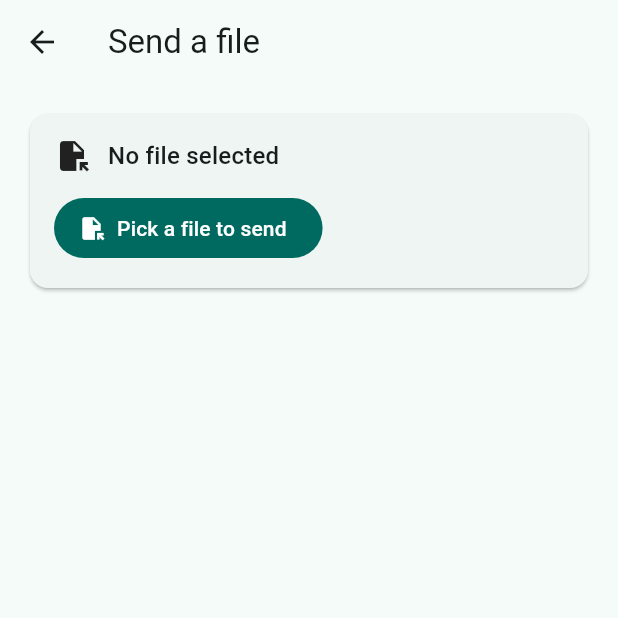
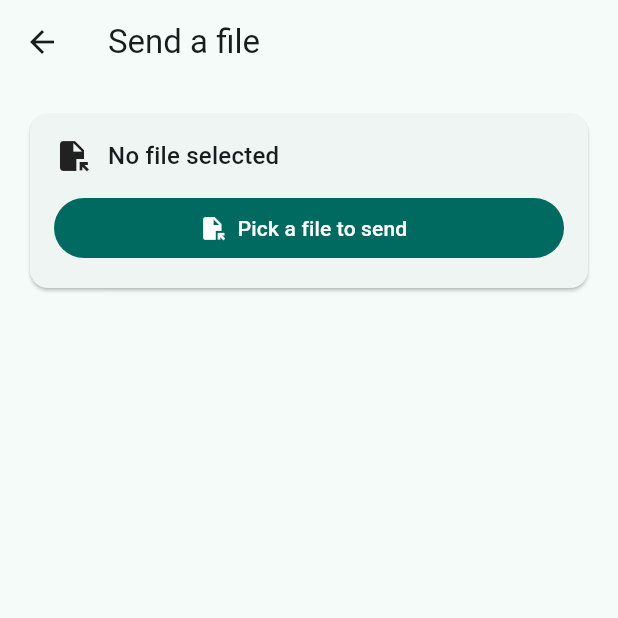
Before and after one commit to rkvilena/zanado, a Flutter app: the screen it shows after launch, after a tap on "Send", on a phone screen of 412 x 824 dp, the top half of it. Run offline on Flutter 3.47's test engine with Material 3 defaults, Android fonts, the phone set to English and light mode, and no system bars; our stand-ins replace file_picker, flutter_riverpod, qr_flutter; missing offline and left inert: mobile_scanner.

Commit message:
MVP 5 Phase 5B-2: applying design language overall

```diff
--- a/lib/features/transfer/home_screen.dart
+++ b/lib/features/transfer/home_screen.dart
@@ -1,5 +1,6 @@
 import 'package:flutter/material.dart';
 
+import '../../shared/visual_tokens.dart';
 import '../storage/storage_debug_screen.dart';
 import 'receiver_screen.dart';
 import 'sender_screen.dart';
@@ -26,7 +27,12 @@ class HomeScreen extends StatelessWidget {
         ],
       ),
       body: Padding(
-        padding: const EdgeInsets.all(24),
+        padding: ZanadoSpacing.screen,
+        child: Center(
+          child: ConstrainedBox(
+            constraints: const BoxConstraints(
+              maxWidth: ZanadoLayout.maxContentWidth,
+            ),
             child: Column(
               mainAxisAlignment: MainAxisAlignment.center,
               crossAxisAlignment: CrossAxisAlignment.stretch,
@@ -39,7 +45,7 @@ class HomeScreen extends StatelessWidget {
                     MaterialPageRoute(builder: (_) => const SenderScreen()),
                   ),
                 ),
-            const SizedBox(height: 16),
+                const SizedBox(height: ZanadoSpacing.l),
                 _ModeCard(
                   icon: Icons.download_rounded,
                   title: 'Receive',
@@ -49,6 +55,8 @@ class HomeScreen extends StatelessWidget {
                   ),
                 ),
               ],
+            ),
+          ),
         ),
       ),
     );
@@ -72,10 +80,10 @@ class _ModeCard extends StatelessWidget {
   Widget build(BuildContext context) {
     return Card(
       child: InkWell(
-        borderRadius: BorderRadius.circular(12),
+        borderRadius: BorderRadius.circular(ZanadoRadius.card),
         onTap: onTap,
         child: Padding(
-          padding: const EdgeInsets.all(24),
+          padding: ZanadoSpacing.card,
           child: Row(
             children: [
               Icon(icon, size: 40, color: Theme.of(context).colorScheme.primary),
--- a/lib/features/transfer/sender_screen.dart
+++ b/lib/features/transfer/sender_screen.dart
@@ -28,18 +28,18 @@ class SenderScreen extends ConsumerWidget {
     return Scaffold(
       appBar: AppBar(title: const Text('Send a file')),
       body: ListView(
-        padding: const EdgeInsets.all(16),
+        padding: ZanadoSpacing.screen,
         children: [
           Card(
             child: Padding(
-              padding: const EdgeInsets.all(16),
+              padding: ZanadoSpacing.card,
               child: Column(
                 crossAxisAlignment: CrossAxisAlignment.start,
                 children: [
                   Row(
                     children: [
                       const Icon(Icons.file_open),
-                      const SizedBox(width: 12),
+                      const SizedBox(width: ZanadoSpacing.m),
                       Expanded(
                         child: Column(
                           crossAxisAlignment: CrossAxisAlignment.start,
@@ -58,44 +58,51 @@ class SenderScreen extends ConsumerWidget {
                       ),
                     ],
                   ),
-                  const SizedBox(height: 12),
-                  FilledButton.icon(
+                  const SizedBox(height: ZanadoSpacing.m),
+                  SizedBox(
+                    width: double.infinity,
+                    child: FilledButton.icon(
                       onPressed: busy || preparing ? null : controller.pickFile,
                       icon: busy || preparing
                           ? const SizedBox(
                               width: 18,
                               height: 18,
-                            child: CircularProgressIndicator(strokeWidth: 2),
+                              child:
+                                  CircularProgressIndicator(strokeWidth: 2),
                             )
                           : const Icon(Icons.file_open),
                       label: Text(state.fileName == null
                           ? 'Pick a file to send'
                           : 'Pick a different file'),
                     ),
+                  ),
                 ],
               ),
             ),
           ),
           if (preparing) ...[
-            const SizedBox(height: 12),
+            const SizedBox(height: ZanadoSpacing.m),
             _PreparingCard(state: state),
           ],
           if (state.fileName != null && !serving && !preparing) ...[
-            const SizedBox(height: 12),
-            FilledButton.icon(
+            const SizedBox(height: ZanadoSpacing.m),
+            SizedBox(
+              width: double.infinity,
+              child: FilledButton.icon(
                 onPressed: busy ? null : controller.startServing,
                 icon: const Icon(Icons.wifi_tethering),
                 label: const Text('Start transfer'),
               ),
+            ),
           ],
           if (serving) ...[
-            const SizedBox(height: 12),
+            const SizedBox(height: ZanadoSpacing.m),
             _QrCodeCard(state: state),
-            const SizedBox(height: 12),
+            const SizedBox(height: ZanadoSpacing.m),
             _ConnectionCodeCard(state: state),
-            const SizedBox(height: 12),
+            const SizedBox(height: ZanadoSpacing.m),
             _ServingStatus(state: state),
-            const SizedBox(height: 12),
+            const SizedBox(height: ZanadoSpacing.m),
             OutlinedButton.icon(
               onPressed: controller.stop,
               icon: const Icon(Icons.cancel_outlined),
@@ -115,7 +122,7 @@ class SenderScreen extends ConsumerWidget {
                   color: ZanadoStatusColors.danger,
                   text: 'Transfer failed — the receiver did not complete it.',
                 ),
-          const SizedBox(height: 12),
+          const SizedBox(height: ZanadoSpacing.m),
           FilledButton.tonalIcon(
             onPressed: controller.stop,
             icon: const Icon(Icons.restart_alt),
@@ -158,21 +165,21 @@ class _PreparingCard extends StatelessWidget {
 
     return Card(
       child: Padding(
-        padding: const EdgeInsets.all(16),
+        padding: ZanadoSpacing.card,
         child: Column(
           crossAxisAlignment: CrossAxisAlignment.start,
           children: [
             Row(
               children: [
                 const Icon(Icons.enhanced_encryption, size: 20),
-                const SizedBox(width: 8),
+                const SizedBox(width: ZanadoSpacing.s),
                 Expanded(
                   child: Text('Preparing file…',
                       style: Theme.of(context).textTheme.titleSmall),
                 ),
               ],
             ),
-            const SizedBox(height: 8),
+            const SizedBox(height: ZanadoSpacing.s),
             Text(
               'Verifying “${state.fileName}” with a checksum before the '
               'transfer starts.',
@@ -213,7 +220,7 @@ class _QrCodeCard extends StatelessWidget {
 
     return Card(
       child: Padding(
-        padding: const EdgeInsets.all(16),
+        padding: ZanadoSpacing.card,
         child: Column(
           crossAxisAlignment: CrossAxisAlignment.stretch,
           children: [
@@ -222,10 +229,10 @@ class _QrCodeCard extends StatelessWidget {
               textAlign: TextAlign.center,
               style: Theme.of(context).textTheme.titleSmall,
             ),
-            const SizedBox(height: 12),
+            const SizedBox(height: ZanadoSpacing.m),
             Center(
               child: Container(
-                padding: const EdgeInsets.all(12),
+                padding: ZanadoSpacing.banner,
                 color: Colors.white,
                 child: QrImageView(
                   data: payload.toUriString(),
@@ -273,7 +280,7 @@ class _ConnectionCodeCard extends StatelessWidget {
 
     return Card(
       child: Padding(
-        padding: const EdgeInsets.all(16),
+        padding: ZanadoSpacing.card,
         child: Column(
           crossAxisAlignment: CrossAxisAlignment.start,
           children: [
@@ -281,7 +288,7 @@ class _ConnectionCodeCard extends StatelessWidget {
               'Enter this code on the receiving device:',
               style: Theme.of(context).textTheme.titleSmall,
             ),
-            const SizedBox(height: 8),
+            const SizedBox(height: ZanadoSpacing.s),
             _CodeRow(
               label: 'IP',
               value: host ?? 'resolving…',
@@ -330,7 +337,7 @@ class _CodeRow extends StatelessWidget {
   @override
   Widget build(BuildContext context) {
     return Padding(
-      padding: const EdgeInsets.symmetric(vertical: 4),
+      padding: const EdgeInsets.symmetric(vertical: ZanadoSpacing.xs),
       child: Row(
         children: [
           SizedBox(
@@ -374,7 +381,7 @@ class _ServingStatus extends StatelessWidget {
 
     return Card(
       child: Padding(
-        padding: const EdgeInsets.all(16),
+        padding: ZanadoSpacing.card,
         child: Column(
           crossAxisAlignment: CrossAxisAlignment.start,
           children: [
@@ -383,7 +390,7 @@ class _ServingStatus extends StatelessWidget {
                 connected
                     ? const Icon(Icons.link, color: ZanadoStatusColors.success)
                     : const Icon(Icons.hourglass_empty),
-                const SizedBox(width: 12),
+                const SizedBox(width: ZanadoSpacing.m),
                 Expanded(
                   child: Text(
                     connected
@@ -393,7 +400,7 @@ class _ServingStatus extends StatelessWidget {
                 ),
               ],
             ),
-            const SizedBox(height: 8),
+            const SizedBox(height: ZanadoSpacing.s),
             Text(
               expiry == null
                   ? ''
```
Also changed, not shown: lib/features/transfer/receiver_screen.dart (+39 -19 lines), 2 other files. Lines whose indentation alone changed are shown as unchanged.
